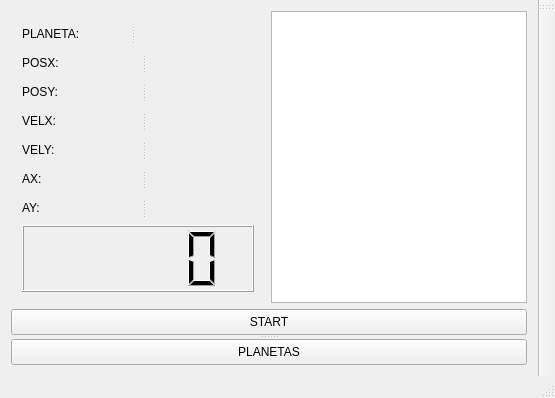
sebas156/ParcialFinal, file practica6/mainwindow.ui: the form before one commit.
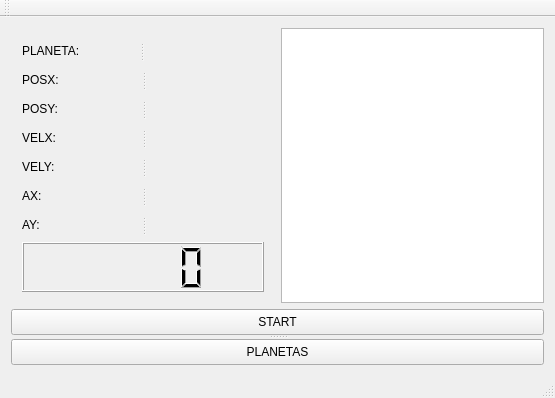
The form after the commit.

What changed in the file:
```diff
--- a/practica6/mainwindow.ui
+++ b/practica6/mainwindow.ui
@@ -34,7 +34,7 @@
         <property name="orientation">
          <enum>Qt::Vertical</enum>
         </property>
-        <widget class="QWidget" name="">
+        <widget class="QWidget" name="layoutWidget">
          <layout class="QGridLayout" name="gridLayout">
           <item row="0" column="0">
            <widget class="QSplitter" name="splitter">
@@ -355,7 +355,7 @@
   </widget>
   <widget class="QToolBar" name="mainToolBar">
    <attribute name="toolBarArea">
-    <enum>RightToolBarArea</enum>
+    <enum>TopToolBarArea</enum>
    </attribute>
    <attribute name="toolBarBreak">
     <bool>false</bool>
```
Left out of the diff: 226 changed lines with no effect on the pictures.
